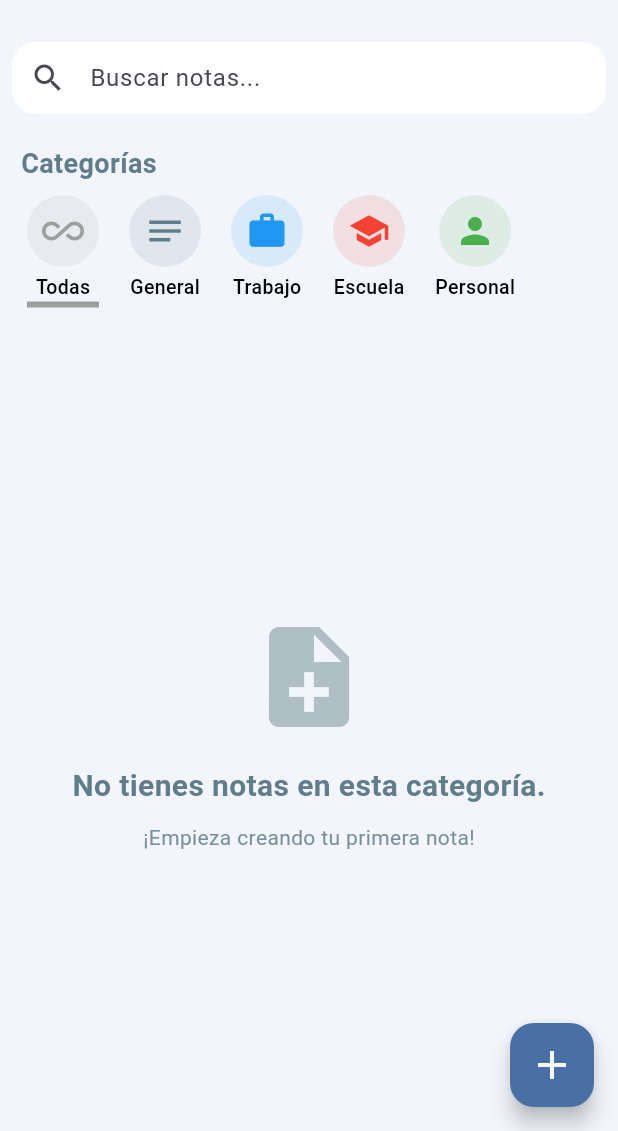
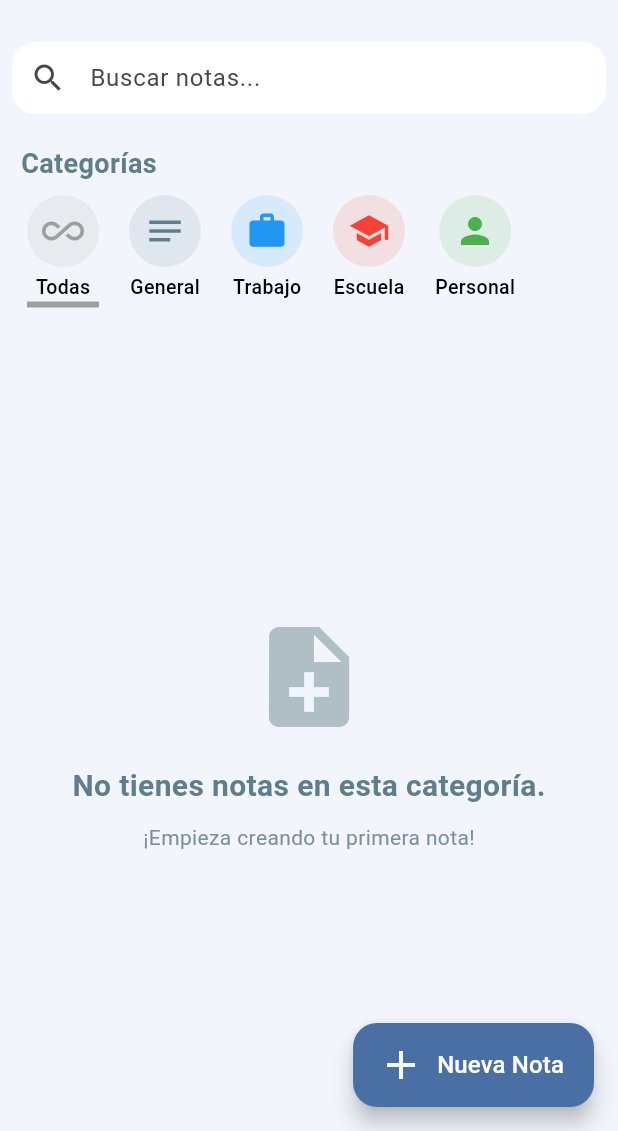
Before and after one commit to Marlon042/Notas-discretas1, a Flutter app: the HomeScreen screen opened by its route, on a phone screen of 412 x 824 dp, the part 105-1236 px from its top. Run offline on Flutter 3.47's test engine with Material 3 defaults, Android fonts, the phone set to English and light mode, and no system bars; our stand-ins replace bloc, cloud_firestore, equatable, firebase_auth, firebase_core, flutter_bloc; accounts and stored records are empty.

Commit message:
Update home_screen.dart
Boton de agregar notas cambiado

```diff
--- a/lib/features/notes/screens/home_screen.dart
+++ b/lib/features/notes/screens/home_screen.dart
@@ -114,9 +114,13 @@ class _HomeScreenState extends State<HomeScreen> {
         ),
       ),
       backgroundColor: const Color(0xFFF2F6FC),
-      floatingActionButton: FloatingActionButton(
+      floatingActionButton: FloatingActionButton.extended(
         backgroundColor: const Color(0xFF4A6FA5),
-        child: const Icon(Icons.add, color: Colors.white, size: 32),
+        icon: const Icon(Icons.add, color: Colors.white, size: 32),
+        label: const Text(
+          'Nueva Nota',
+          style: TextStyle(color: Colors.white, fontSize: 16),
+        ),
         tooltip: 'Nueva Nota',
         onPressed: () {
           final user = FirebaseAuth.instance.currentUser;
```
